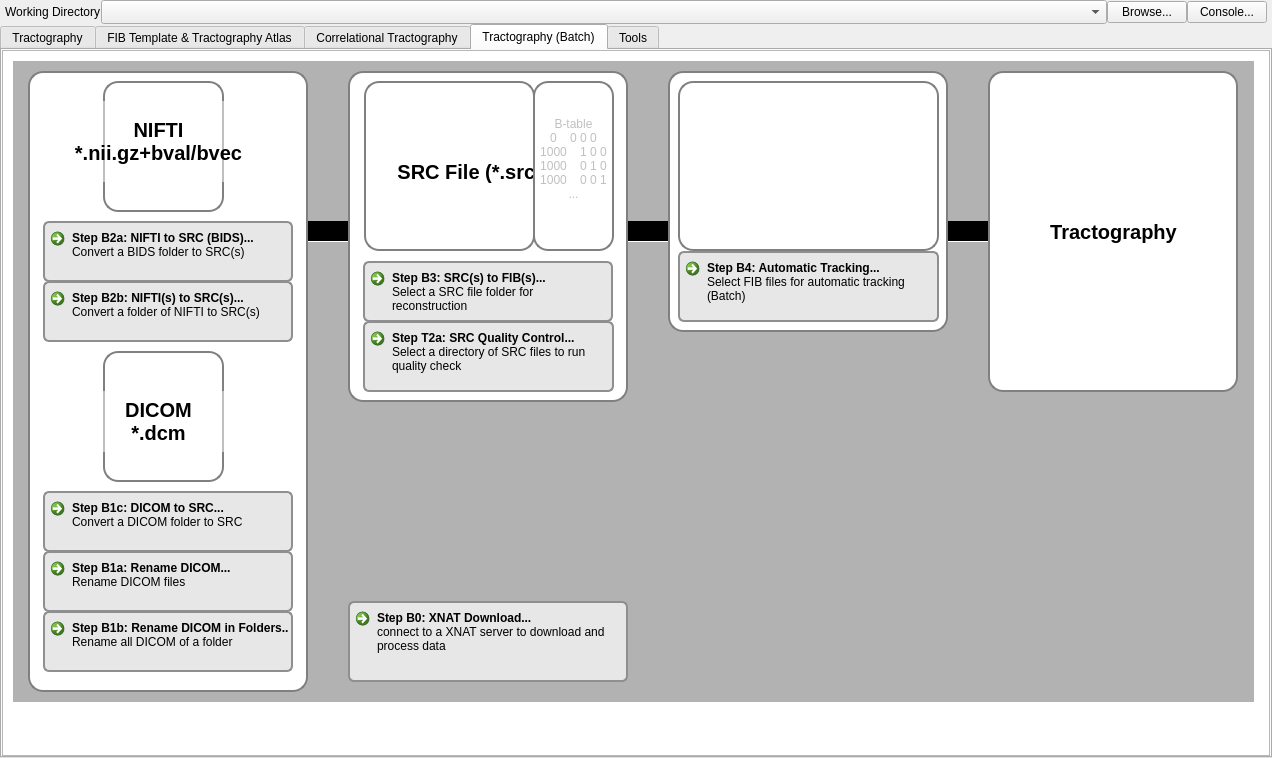
This is mainwindow.ui in frankyeh/DSI-Studio as Qt 5 draws it before an edit. The edited form follows.
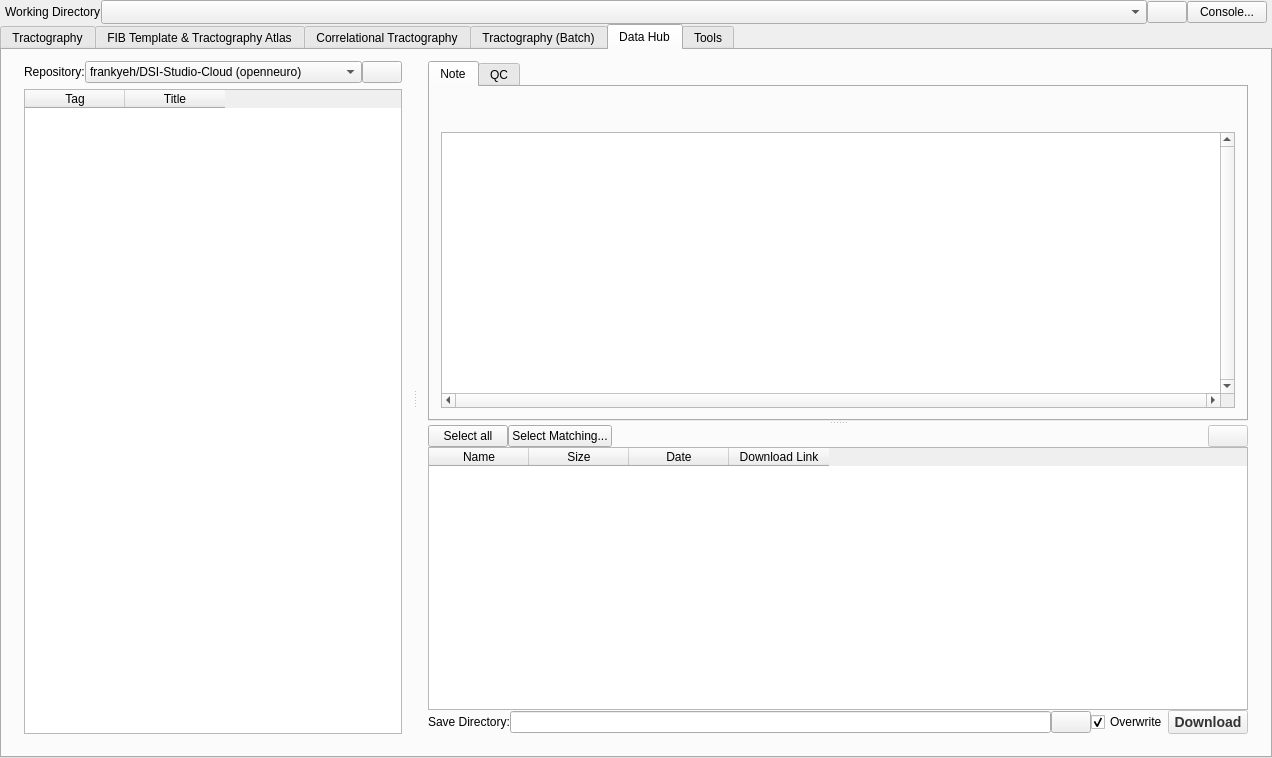
This is the edited form. Icons and pictures are not drawn.

Commit message: integrate data hub

Diff of the .ui file:
```diff
--- a/mainwindow.ui
+++ b/mainwindow.ui
@@ -120,7 +120,7 @@
          </size>
         </property>
         <property name="text">
-         <string>Browse...</string>
+         <string/>
         </property>
         <property name="icon">
          <iconset resource="icons.qrc">
@@ -144,7 +144,7 @@
     <item>
      <widget class="QTabWidget" name="tabWidget">
       <property name="currentIndex">
-       <number>3</number>
+       <number>4</number>
       </property>
       <widget class="QWidget" name="tab">
        <attribute name="icon">
@@ -2581,6 +2581,425 @@
         </item>
        </layout>
       </widget>
+      <widget class="QWidget" name="tab_6">
+       <attribute name="icon">
+        <iconset resource="icons.qrc">
+         <normaloff>:/icons/icons/atlas.xpm</normaloff>:/icons/icons/atlas.xpm</iconset>
+       </attribute>
+       <attribute name="title">
+        <string>Data Hub</string>
+       </attribute>
+       <layout class="QHBoxLayout" name="horizontalLayout">
+        <property name="topMargin">
+         <number>0</number>
+        </property>
+        <item>
+         <widget class="QSplitter" name="splitter">
+          <property name="orientation">
+           <enum>Qt::Horizontal</enum>
+          </property>
+          <widget class="QWidget" name="widget_9" native="true">
+           <property name="sizePolicy">
+            <sizepolicy hsizetype="Preferred" vsizetype="Preferred">
+             <horstretch>0</horstretch>
+             <verstretch>0</verstretch>
+            </sizepolicy>
+           </property>
+           <property name="minimumSize">
+            <size>
+             <width>400</width>
+             <height>0</height>
+            </size>
+           </property>
+           <layout class="QVBoxLayout" name="verticalLayout_11">
+            <item>
+             <layout class="QHBoxLayout" name="horizontalLayout_3">
+              <property name="spacing">
+               <number>0</number>
+              </property>
+              <property name="topMargin">
+               <number>0</number>
+              </property>
+              <item>
+               <widget class="QLabel" name="label_6">
+                <property name="text">
+                 <string>Repository:</string>
+                </property>
+               </widget>
+              </item>
+              <item>
+               <widget class="QComboBox" name="github_repo">
+                <property name="sizePolicy">
+                 <sizepolicy hsizetype="Expanding" vsizetype="Fixed">
+                  <horstretch>0</horstretch>
+                  <verstretch>0</verstretch>
+                 </sizepolicy>
+                </property>
+                <item>
+                 <property name="text">
+                  <string>frankyeh/DSI-Studio-Cloud (openneuro)</string>
+                 </property>
+                </item>
+                <item>
+                 <property name="text">
+                  <string>frankyeh/data (brain.labsolver.org)</string>
+                 </property>
+                </item>
+               </widget>
+              </item>
+              <item>
+               <widget class="QPushButton" name="load_tags">
+                <property name="maximumSize">
+                 <size>
+                  <width>16777215</width>
+                  <height>16777215</height>
+                 </size>
+                </property>
+                <property name="text">
+                 <string/>
+                </property>
+                <property name="icon">
+                 <iconset resource="icons.qrc">
+                  <normaloff>:/icons/icons/rotate.xpm</normaloff>:/icons/icons/rotate.xpm</iconset>
+                </property>
+               </widget>
+              </item>
+             </layout>
+            </item>
+            <item>
+             <widget class="QTableWidget" name="github_tags">
+              <property name="editTriggers">
+               <set>QAbstractItemView::NoEditTriggers</set>
+              </property>
+              <property name="selectionMode">
+               <enum>QAbstractItemView::SingleSelection</enum>
+              </property>
+              <property name="selectionBehavior">
+               <enum>QAbstractItemView::SelectRows</enum>
+              </property>
+              <property name="sortingEnabled">
+               <bool>true</bool>
+              </property>
+              <column>
+               <property name="text">
+                <string>Tag</string>
+               </property>
+              </column>
+              <column>
+               <property name="text">
+                <string>Title</string>
+               </property>
+              </column>
+             </widget>
+            </item>
+           </layout>
+          </widget>
+          <widget class="QWidget" name="widget_10" native="true">
+           <property name="sizePolicy">
+            <sizepolicy hsizetype="Preferred" vsizetype="Preferred">
+             <horstretch>3</horstretch>
+             <verstretch>0</verstretch>
+            </sizepolicy>
+           </property>
+           <layout class="QVBoxLayout" name="verticalLayout_15">
+            <item>
+             <widget class="QSplitter" name="splitter_2">
+              <property name="orientation">
+               <enum>Qt::Vertical</enum>
+              </property>
+              <widget class="QWidget" name="widget_11" native="true">
+               <layout class="QVBoxLayout" name="verticalLayout_12">
+                <property name="spacing">
+                 <number>0</number>
+                </property>
+                <property name="leftMargin">
+                 <number>0</number>
+                </property>
+                <property name="topMargin">
+                 <number>0</number>
+                </property>
+                <property name="rightMargin">
+                 <number>0</number>
+                </property>
+                <property name="bottomMargin">
+                 <number>0</number>
+                </property>
+                <item>
+                 <widget class="QTabWidget" name="github_release_note">
+                  <property name="currentIndex">
+                   <number>0</number>
+                  </property>
+                  <widget class="QWidget" name="tab_7">
+                   <attribute name="title">
+                    <string>Note</string>
+                   </attribute>
+                   <layout class="QVBoxLayout" name="verticalLayout_14">
+                    <item>
+                     <widget class="QLabel" name="github_repo_title">
+                      <property name="styleSheet">
+                       <string notr="true">QLabel {
+    font-size: 24px;
+    font-weight: bold;
+    color: #333;
+}</string>
+                      </property>
+                      <property name="text">
+                       <string> </string>
+                      </property>
+                      <property name="wordWrap">
+                       <bool>true</bool>
+                      </property>
+                     </widget>
+                    </item>
+                    <item>
+                     <widget class="QTextBrowser" name="github_note">
+                      <property name="verticalScrollBarPolicy">
+                       <enum>Qt::ScrollBarAlwaysOn</enum>
+                      </property>
+                      <property name="horizontalScrollBarPolicy">
+                       <enum>Qt::ScrollBarAlwaysOn</enum>
+                      </property>
+                      <property name="lineWrapMode">
+                       <enum>QTextEdit::WidgetWidth</enum>
+                      </property>
+                     </widget>
+                    </item>
+                   </layout>
+                  </widget>
+                  <widget class="QWidget" name="tab_8">
+                   <attribute name="title">
+                    <string>QC</string>
+                   </attribute>
+                   <layout class="QVBoxLayout" name="verticalLayout_16">
+                    <property name="spacing">
+                     <number>0</number>
+                    </property>
+                    <property name="leftMargin">
+                     <number>0</number>
+                    </property>
+                    <property name="topMargin">
+                     <number>0</number>
+                    </property>
+                    <property name="rightMargin">
+                     <number>0</number>
+                    </property>
+                    <property name="bottomMargin">
+                     <number>0</number>
+                    </property>
+                    <item>
+                     <widget class="QTableWidget" name="github_release_qc">
+                      <property name="editTriggers">
+                       <set>QAbstractItemView::NoEditTriggers</set>
+                      </property>
+                      <property name="alternatingRowColors">
+                       <bool>true</bool>
+                      </property>
+                      <property name="selectionMode">
+                       <enum>QAbstractItemView::NoSelection</enum>
+                      </property>
+                      <property name="selectionBehavior">
+                       <enum>QAbstractItemView::SelectRows</enum>
+                      </property>
+                      <attribute name="horizontalHeaderCascadingSectionResizes">
+                       <bool>false</bool>
+                      </attribute>
+                     </widget>
+                    </item>
+                   </layout>
+                  </widget>
+                 </widget>
+                </item>
+               </layout>
+              </widget>
+              <widget class="QWidget" name="widget_12" native="true">
+               <layout class="QVBoxLayout" name="verticalLayout_13">
+                <property name="spacing">
+                 <number>0</number>
+                </property>
+                <property name="leftMargin">
+                 <number>0</number>
+                </property>
+                <property name="topMargin">
+                 <number>0</number>
+                </property>
+                <property name="rightMargin">
+                 <number>0</number>
+                </property>
+                <property name="bottomMargin">
+                 <number>0</number>
+                </property>
+                <item>
+                 <layout class="QHBoxLayout" name="horizontalLayout_5">
+                  <property name="spacing">
+                   <number>0</number>
+                  </property>
+                  <property name="topMargin">
+                   <number>0</number>
+                  </property>
+                  <item>
+                   <widget class="QPushButton" name="github_select_all">
+                    <property name="text">
+                     <string>Select all</string>
+                    </property>
+                   </widget>
+                  </item>
+                  <item>
+                   <widget class="QPushButton" name="github_select_matching">
+                    <property name="enabled">
+                     <bool>true</bool>
+                    </property>
+                    <property name="text">
+                     <string>Select Matching...</string>
+                    </property>
+                   </widget>
+                  </item>
+                  <item>
+                   <widget class="QLabel" name="file_count">
+                    <property name="styleSheet">
+                     <string notr="true"/>
+                    </property>
+                    <property name="text">
+                     <string>     </string>
+                    </property>
+                   </widget>
+                  </item>
+                  <item>
+                   <spacer name="horizontalSpacer">
+                    <property name="orientation">
+                     <enum>Qt::Horizontal</enum>
+                    </property>
+                    <property name="sizeHint" stdset="0">
+                     <size>
+                      <width>40</width>
+                      <height>20</height>
+                     </size>
+                    </property>
+                   </spacer>
+                  </item>
+                  <item>
+                   <widget class="QPushButton" name="load_release_files">
+                    <property name="enabled">
+                     <bool>false</bool>
+                    </property>
+                    <property name="text">
+                     <string/>
+                    </property>
+                    <property name="icon">
+                     <iconset resource="icons.qrc">
+                      <normaloff>:/icons/icons/rotate.xpm</normaloff>:/icons/icons/rotate.xpm</iconset>
+                    </property>
+                   </widget>
+                  </item>
+                 </layout>
+                </item>
+                <item>
+                 <widget class="QTableWidget" name="github_release_files">
+                  <property name="toolTip">
+                   <string>Double click to download and open</string>
+                  </property>
+                  <property name="editTriggers">
+                   <set>QAbstractItemView::NoEditTriggers</set>
+                  </property>
+                  <property name="alternatingRowColors">
+                   <bool>true</bool>
+                  </property>
+                  <property name="selectionBehavior">
+                   <enum>QAbstractItemView::SelectRows</enum>
+                  </property>
+                  <property name="sortingEnabled">
+                   <bool>true</bool>
+                  </property>
+                  <column>
+                   <property name="text">
+                    <string>Name</string>
+                   </property>
+                  </column>
+                  <column>
+                   <property name="text">
+                    <string>Size</string>
+                   </property>
+                  </column>
+                  <column>
+                   <property name="text">
+                    <string>Date</string>
+                   </property>
+                  </column>
+                  <column>
+                   <property name="text">
+                    <string>Download Link</string>
+                   </property>
+                  </column>
+                 </widget>
+                </item>
+                <item>
+                 <layout class="QHBoxLayout" name="horizontalLayout_4">
+                  <property name="spacing">
+                   <number>0</number>
+                  </property>
+                  <item>
+                   <widget class="QLabel" name="label_42">
+                    <property name="text">
+                     <string>Save Directory:</string>
+                    </property>
+                   </widget>
+                  </item>
+                  <item>
+                   <widget class="QLineEdit" name="download_dir"/>
+                  </item>
+                  <item>
+                   <widget class="QPushButton" name="browseDownloadDir">
+                    <property name="text">
+                     <string/>
+                    </property>
+                    <property name="icon">
+                     <iconset resource="icons.qrc">
+                      <normaloff>:/icons/icons/open.xpm</normaloff>:/icons/icons/open.xpm</iconset>
+                    </property>
+                   </widget>
+                  </item>
+                  <item>
+                   <widget class="QCheckBox" name="download_overwrite">
+                    <property name="text">
+                     <string>Overwrite</string>
+                    </property>
+                    <property name="checked">
+                     <bool>true</bool>
+                    </property>
+                   </widget>
+                  </item>
+                  <item>
+                   <widget class="QPushButton" name="github_download">
+                    <property name="enabled">
+                     <bool>false</bool>
+                    </property>
+                    <property name="styleSheet">
+                     <string notr="true">QPushButton {
+    font-size: 14px;
+    font-weight: bold;
+    color: #333;
+}</string>
+                    </property>
+                    <property name="text">
+                     <string>Download</string>
+                    </property>
+                    <property name="icon">
+                     <iconset resource="icons.qrc">
+                      <normaloff>:/icons/icons/down.xpm</normaloff>:/icons/icons/down.xpm</iconset>
+                    </property>
+                   </widget>
+                  </item>
+                 </layout>
+                </item>
+               </layout>
+              </widget>
+             </widget>
+            </item>
+           </layout>
+          </widget>
+         </widget>
+        </item>
+       </layout>
+      </widget>
       <widget class="QWidget" name="tab_4">
        <attribute name="icon">
         <iconset resource="icons.qrc">
```
The commit also changes 2 other files.
